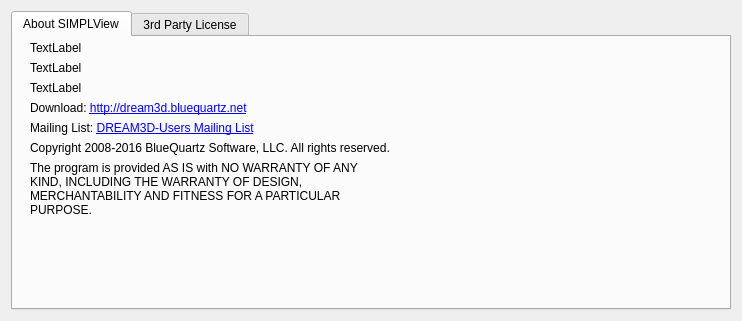
First picture: the form in Source/SIMPLView/UI_Files/AboutSIMPLView.ui, repository BlueQuartzSoftware/SIMPLView, before the edit.
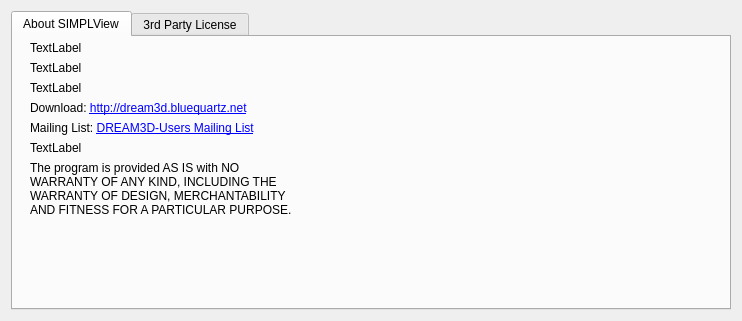
Second picture: the form after the edit. Icons and pictures are not drawn.

Commit message: Implement Python Bindings using Pybind11 (#864)

What changed in the file:
```diff
--- a/Source/SIMPLView/UI_Files/AboutSIMPLView.ui
+++ b/Source/SIMPLView/UI_Files/AboutSIMPLView.ui
@@ -60,7 +60,7 @@
        <item row="5" column="1">
         <widget class="QLabel" name="label_9">
          <property name="text">
-          <string>Copyright 2008-2016 BlueQuartz Software, LLC. All rights reserved.</string>
+          <string>TextLabel</string>
          </property>
         </widget>
        </item>
```
Left out of the diff: 8 changed lines with no effect on the pictures. The commit also changes 2 other files.
